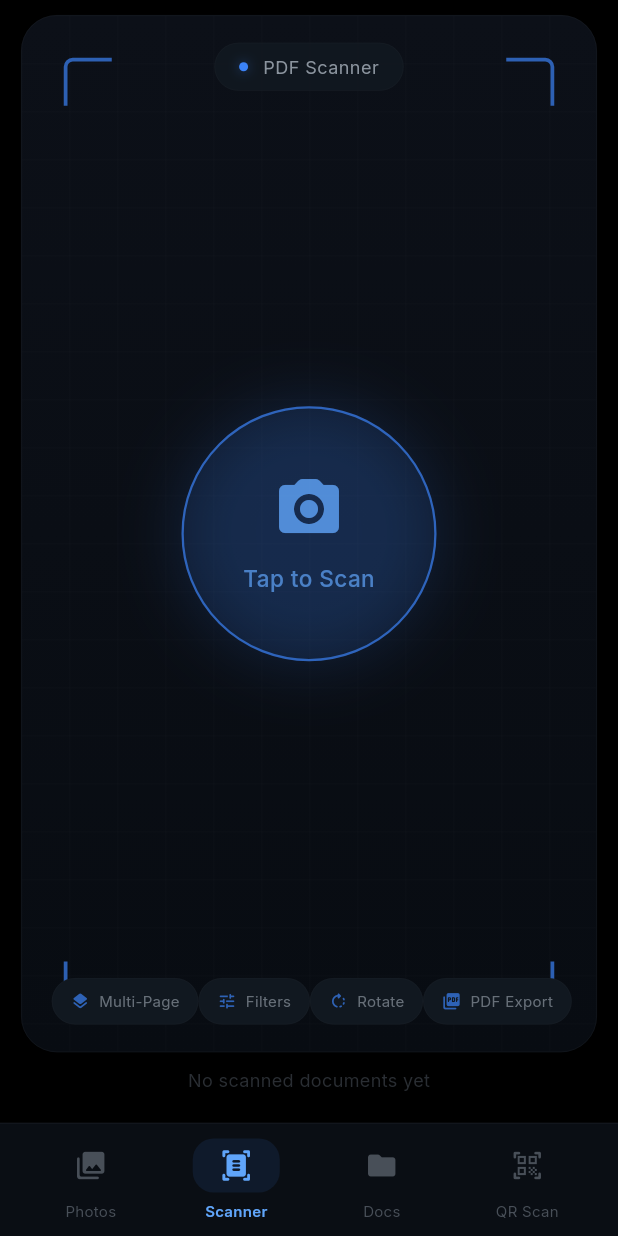
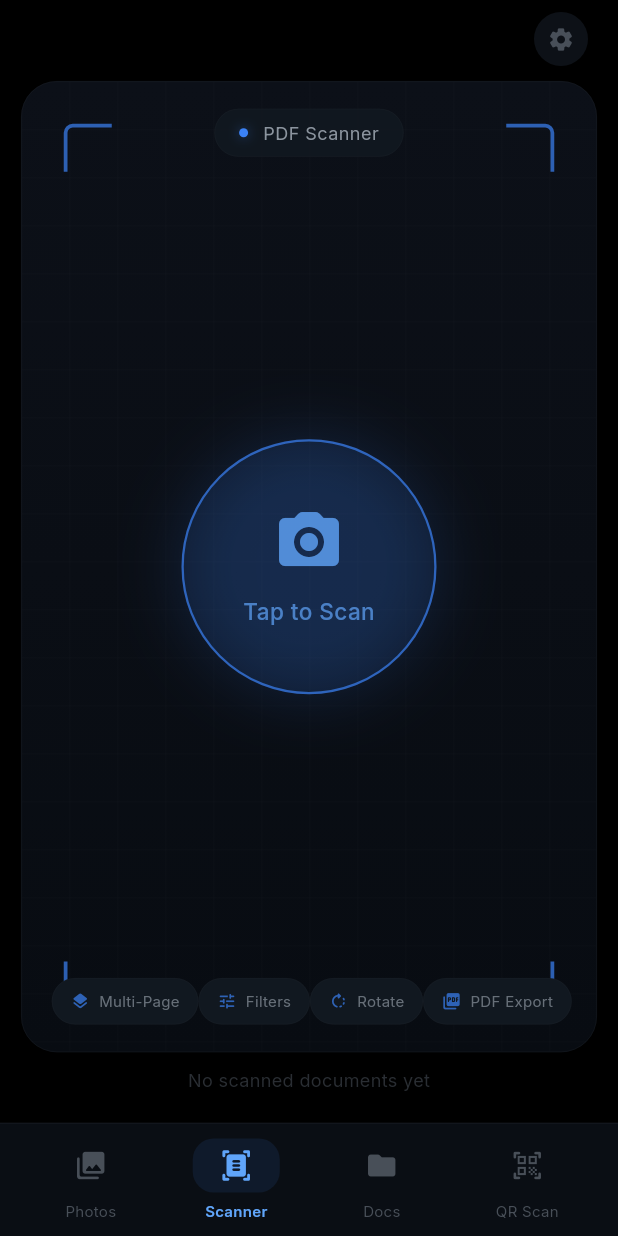
Before and after one commit to Skelapt/Mijigi, a Flutter app: the screen it shows after launch, item 2 of the bottom bar chosen, on a phone screen of 412 x 824 dp. Run offline on Flutter 3.47's test engine with Material 3 defaults, Android fonts, the phone set to English and light mode, and no system bars; our stand-ins replace google_fonts, hive_flutter, image_picker, open_file, pdf, permission_handler and 2 more; missing offline and left inert: google_mlkit_barcode_scanning, google_mlkit_image_labeling, google_mlkit_text_recognition, photo_manager; accounts and stored records are empty.

Commit message:
Add settings icon to every screen (top right corner)
- Photos tab: settings gear next to tab switcher
- Scanner tab: settings gear top right above viewfinder
- Docs tab: settings gear next to Documents header
- QR tab: settings gear next to QR & Barcodes header
- All consistent: 36px circle, surface color, same icon

Co-Authored-By: Claude Opus 4.6 (1M context) <noreply@anthropic.com>

```diff
--- a/lib/screens/scanner/scanner_tab_screen.dart
+++ b/lib/screens/scanner/scanner_tab_screen.dart
@@ -6,6 +6,7 @@ import '../../providers/app_provider.dart';
 import '../../theme/app_theme.dart';
 import 'scanner_review_screen.dart';
 import '../item_detail/item_detail_screen.dart';
+import '../settings/settings_screen.dart';
 
 class ScannerTabScreen extends StatefulWidget {
   const ScannerTabScreen({super.key});
@@ -114,6 +115,26 @@ class _ScannerTabScreenState extends State<ScannerTabScreen>
           body: SafeArea(
             child: Column(
               children: [
+                // Settings icon top right
+                Align(
+                  alignment: Alignment.topRight,
+                  child: Padding(
+                    padding: const EdgeInsets.only(right: 20, top: 8),
+                    child: GestureDetector(
+                      onTap: () => Navigator.push(context,
+                          MaterialPageRoute(builder: (_) => const SettingsScreen())),
+                      child: Container(
+                        width: 36, height: 36,
+                        decoration: BoxDecoration(
+                          color: MijigiColors.surface,
+                          shape: BoxShape.circle,
+                        ),
+                        child: const Icon(Icons.settings_rounded,
+                            color: MijigiColors.textTertiary, size: 18),
+                      ),
+                    ),
+                  ),
+                ),
                 // Scan viewfinder area - takes most of the screen
                 Expanded(
                   flex: 3,
```
Also changed, not shown: lib/screens/files/files_screen.dart (+20 -1 lines), lib/screens/qr/qr_screen.dart (+20 -1 lines).
